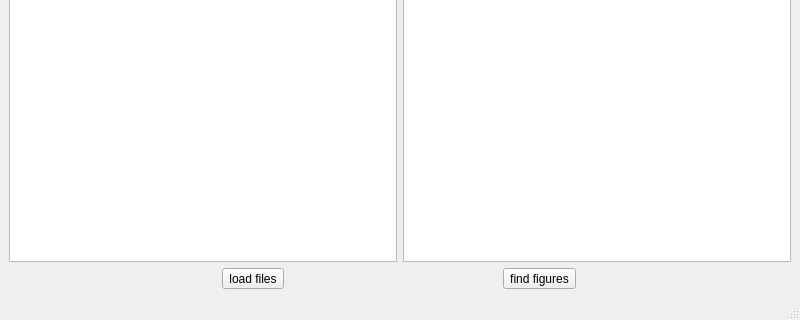
Before: the Qt Designer form ui/PhotoManagerMainwindow.ui in PyScientist/PhotoManager, drawn with Qt 5; both pictures show x 0 to 800 and y 280 to 600 of the 800 by 600 pixel window.
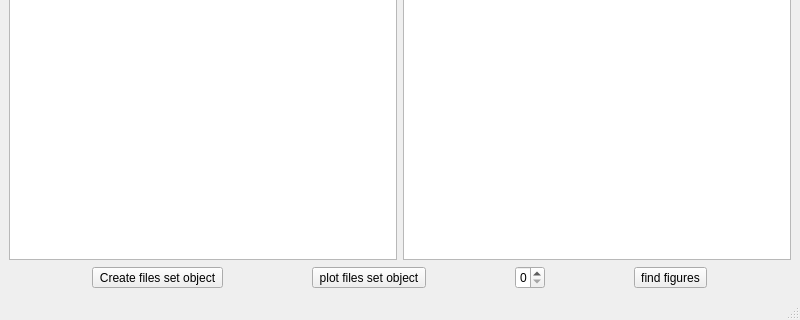
After: the same form once the commit is applied.

Diff of the .ui file:
```diff
--- a/ui/PhotoManagerMainwindow.ui
+++ b/ui/PhotoManagerMainwindow.ui
@@ -44,7 +44,24 @@
       <item>
        <widget class="QToolButton" name="toolButton_load_files">
         <property name="text">
-         <string>load files</string>
+         <string>Create files set object</string>
+        </property>
+       </widget>
+      </item>
+      <item>
+       <widget class="QToolButton" name="toolButton_plot_files_set_object">
+        <property name="text">
+         <string>plot files set object</string>
+        </property>
+       </widget>
+      </item>
+      <item>
+       <widget class="QSpinBox" name="spinBox_of_file_object">
+        <property name="maximumSize">
+         <size>
+          <width>30</width>
+          <height>16777215</height>
+         </size>
         </property>
        </widget>
       </item>
```
Left out of the diff: 2 changed lines with no effect on the pictures.
